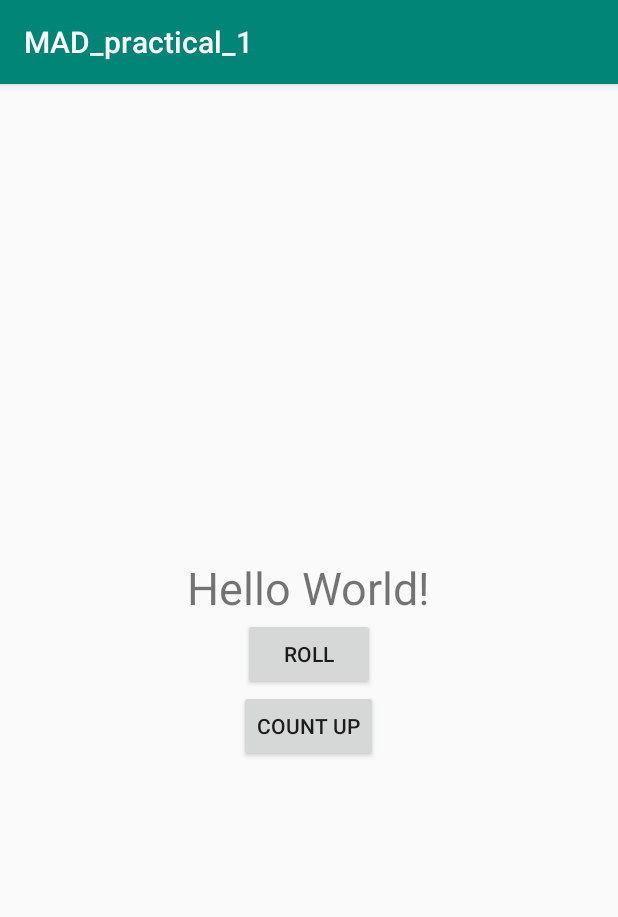
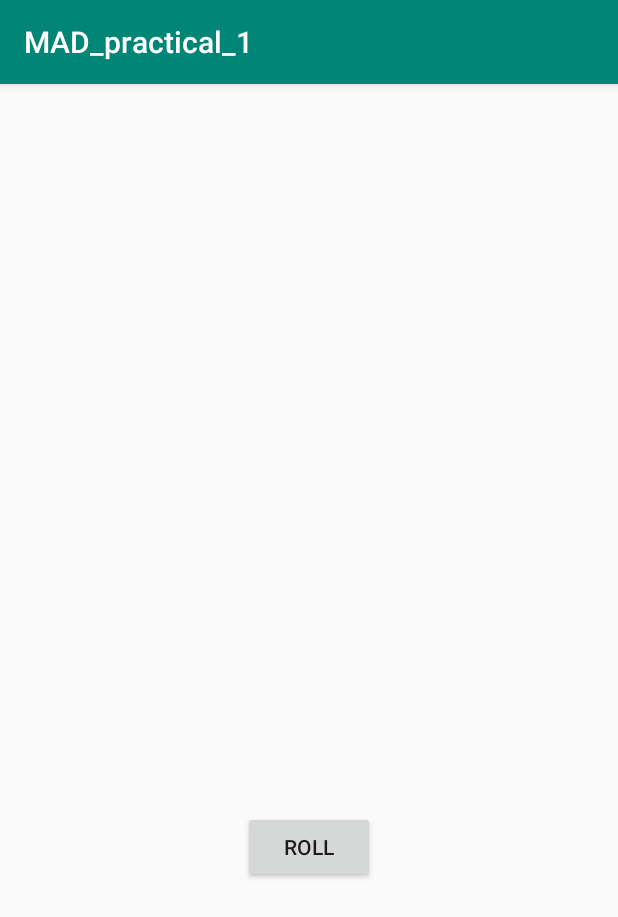
Before and after one commit to lzxuan/MAD_practical_1, an Android app: the screen it shows after launch (MainActivity), on a phone screen of 412 x 824 dp. Shown: the top 917 px of the screen. Run offline under Robolectric (Android 15) with nearby library versions, the phone set to English and light mode, and no system bars.

Commit message:
Second Commit

```diff
--- a/app/build.gradle
+++ b/app/build.gradle
@@ -9,7 +9,7 @@ android {
     buildToolsVersion "29.0.2"
     defaultConfig {
         applicationId "com.example.mad_practical_1"
-        minSdkVersion 15
+        minSdkVersion 19
         targetSdkVersion 28
         versionCode 1
         versionName "1.0"
--- a/app/src/main/java/com/example/mad_practical_1/MainActivity.kt
+++ b/app/src/main/java/com/example/mad_practical_1/MainActivity.kt
@@ -3,53 +3,37 @@ package com.example.mad_practical_1
 import androidx.appcompat.app.AppCompatActivity
 import android.os.Bundle
 import android.widget.Button
+import android.widget.ImageView
 import android.widget.TextView
-import android.widget.Toast
 
 class MainActivity : AppCompatActivity() {
+
+    lateinit var diceImage : ImageView
 
     override fun onCreate(savedInstanceState: Bundle?) {
         super.onCreate(savedInstanceState)
         setContentView(R.layout.activity_main)
 
+        diceImage = findViewById(R.id.dice_image)
+
         val rollButton: Button = findViewById(R.id.roll_button)
         rollButton.setOnClickListener { rollDice() }
-
-        val countUpButton: Button = findViewById(R.id.countup_button)
-        countUpButton.setOnClickListener { countUp() }
     }
 
     private fun rollDice() {
-        //Toast.makeText(this, "button clicked", Toast.LENGTH_SHORT).show()
-
-        val resultText: TextView = findViewById(R.id.result_text)
-        //resultText.text = "Dice Rolled!"
-
-        val randomInt = (1..6).random()
-        resultText.text = randomInt.toString()
-        Toast.makeText(this, "Dice Rolled!", Toast.LENGTH_SHORT).show()
+        setImage((1..6).random())
     }
 
-    private fun countUp() {
-        val resultText: TextView = findViewById(R.id.result_text)
-        val num = resultText.text.toString().toIntOrNull()
-
-        if (num == null) {
-            resultText.text = "1"
-        } else if (num < 6) {
-            resultText.text = (num + 1).toString()
+    private fun setImage(int: Int) {
+        val drawableResource = when (int) {
+            1 -> R.drawable.dice_1
+            2 -> R.drawable.dice_2
+            3 -> R.drawable.dice_3
+            4 -> R.drawable.dice_4
+            5 -> R.drawable.dice_5
+            else -> R.drawable.dice_6
         }
 
-        //Sample Answer
-        /*if (resultText.text == "Hello world!") {
-            resultText.text = "1"
-        } else {
-            var resultInt = resultText.text.toString().toInt()
-
-            if (resultInt < 6) {
-                resultInt++
-                resultText.text = resultInt.toString()
-            }
-        }*/
+        diceImage.setImageResource(drawableResource)
     }
 }
--- /dev/null
+++ b/app/src/main/res/drawable/dice_1.xml
@@ -0,0 +1,66 @@
+<!--
+  ~ Copyright 2018, The Android Open Source Project
+  ~
+  ~ Licensed under the Apache License, Version 2.0 (the "License");
+  ~ you may not use this file except in compliance with the License.
+  ~ You may obtain a copy of the License at
+  ~
+  ~     http://www.apache.org/licenses/LICENSE-2.0
+  ~
+  ~ Unless required by applicable law or agreed to in writing, software
+  ~ distributed under the License is distributed on an "AS IS" BASIS,
+  ~ WITHOUT WARRANTIES OR CONDITIONS OF ANY KIND, either express or implied.
+  ~ See the License for the specific language governing permissions and
+  ~ limitations under the License.
+  -->
+
+<vector xmlns:android="http://schemas.android.com/apk/res/android"
+    android:width="200dp"
+    android:height="250dp"
+    android:viewportWidth="800"
+    android:viewportHeight="1000">
+    <path
+        android:fillAlpha="0.5"
+        android:fillColor="#eee"
+        android:pathData="M740.8,635.42c-68.27,90.47 -249.77,201.76 -316,240.63a50.7,50.7 0,0 1,-49.93 0.81c-64.19,-35 -234.09,-133.88 -315.65,-242a14.69,14.69 0,0 1,-0.12 -17.49c77.58,-106.29 159.67,-258.89 341.06,-258.89 182,0 242.19,139.08 340.27,258.88A14.62,14.62 0,0 1,740.8 635.42Z"
+        android:strokeAlpha="0.5" />
+    <path
+        android:fillColor="#bdbdbd"
+        android:pathData="M704.9,630l-294.29,191.06l0,-340.85l294.29,-191.06l0,340.85z" />
+    <path
+        android:fillColor="#e0e0e0"
+        android:pathData="M97.59,630l294.29,191.06l0,-340.85l-294.29,-191.06l0,340.85z" />
+    <path
+        android:fillColor="#f5f5f5"
+        android:pathData="M400.14,464.73l-293.19,-191.45l293.19,-156.31l295.39,156.31l-295.39,191.45z" />
+    <path
+        android:fillColor="#eee"
+        android:pathData="M106.95,273.28l-9.36,15.87l294.29,191.06l8.26,-15.48l-293.19,-191.45z" />
+    <path
+        android:fillColor="#e0e0e0"
+        android:pathData="M695.53,273.28l9.37,15.87l-294.29,191.06l-10.47,-15.48l295.39,-191.45z" />
+    <path
+        android:fillColor="#eee"
+        android:pathData="M391.88,480.21h18.73v340.85h-18.73z" />
+    <path
+        android:fillColor="#f5f5f5"
+        android:pathData="M400.14,464.73l-8.26,15.48l18.73,0l-10.47,-15.48z" />
+    <path
+        android:fillColor="#78c257"
+        android:pathData="M397.45,297.62a16.9,28.71 97.07,1 0,4.16 -33.54a16.9,28.71 97.07,1 0,-4.16 33.54z" />
+    <path
+        android:fillColor="#78c257"
+        android:pathData="M297.17,539.02a30.12,16.11 53.82,1 0,26.01 -19.02a30.12,16.11 53.82,1 0,-26.01 19.02z" />
+    <path
+        android:fillColor="#78c257"
+        android:pathData="M161.96,588.24a30.12,16.11 53.82,1 0,26.01 -19.02a30.12,16.11 53.82,1 0,-26.01 19.02z" />
+    <path
+        android:fillColor="#78c257"
+        android:pathData="M551.15,579.45a30.12,16.11 126.18,1 0,35.56 -48.62a30.12,16.11 126.18,1 0,-35.56 48.62z" />
+    <path
+        android:fillColor="#78c257"
+        android:pathData="M469.12,549.58a30.12,16.11 126.18,1 0,35.56 -48.62a30.12,16.11 126.18,1 0,-35.56 48.62z" />
+    <path
+        android:fillColor="#78c257"
+        android:pathData="M633.17,609.29a30.12,16.11 126.18,1 0,35.56 -48.62a30.12,16.11 126.18,1 0,-35.56 48.62z" />
+</vector>
--- /dev/null
+++ b/app/src/main/res/drawable/dice_2.xml
@@ -0,0 +1,66 @@
+<!--
+  ~ Copyright 2018, The Android Open Source Project
+  ~
+  ~ Licensed under the Apache License, Version 2.0 (the "License");
+  ~ you may not use this file except in compliance with the License.
+  ~ You may obtain a copy of the License at
+  ~
+  ~     http://www.apache.org/licenses/LICENSE-2.0
+  ~
+  ~ Unless required by applicable law or agreed to in writing, software
+  ~ distributed under the License is distributed on an "AS IS" BASIS,
+  ~ WITHOUT WARRANTIES OR CONDITIONS OF ANY KIND, either express or implied.
+  ~ See the License for the specific language governing permissions and
+  ~ limitations under the License.
+  -->
+
+<vector xmlns:android="http://schemas.android.com/apk/res/android"
+    android:width="200dp"
+    android:height="250dp"
+    android:viewportWidth="800"
+    android:viewportHeight="1000">
+    <path
+        android:fillAlpha="0.5"
+        android:fillColor="#eee"
+        android:pathData="M740.8,635.42c-68.27,90.47 -249.77,201.76 -316,240.63a50.7,50.7 0,0 1,-49.93 0.81c-64.19,-35 -234.09,-133.88 -315.65,-242a14.69,14.69 0,0 1,-0.12 -17.49c77.58,-106.29 159.67,-258.89 341.06,-258.89 182,0 242.19,139.08 340.27,258.88A14.62,14.62 0,0 1,740.8 635.42Z"
+        android:strokeAlpha="0.5" />
+    <path
+        android:fillColor="#bdbdbd"
+        android:pathData="M704.9,630l-294.29,191.06l0,-340.85l294.29,-191.06l0,340.85z" />
+    <path
+        android:fillColor="#e0e0e0"
+        android:pathData="M97.59,630l294.29,191.06l0,-340.85l-294.29,-191.06l0,340.85z" />
+    <path
+        android:fillColor="#f5f5f5"
+        android:pathData="M400.14,464.73l-293.19,-191.45l293.19,-156.31l295.39,156.31l-295.39,191.45z" />
+    <path
+        android:fillColor="#eee"
+        android:pathData="M106.95,273.28l-9.36,15.87l294.29,191.06l8.26,-15.48l-293.19,-191.45z" />
+    <path
+        android:fillColor="#e0e0e0"
+        android:pathData="M695.53,273.28l9.37,15.87l-294.29,191.06l-10.47,-15.48l295.39,-191.45z" />
+    <path
+        android:fillColor="#eee"
+        android:pathData="M391.88,480.21h18.73v340.85h-18.73z" />
+    <path
+        android:fillColor="#f5f5f5"
+        android:pathData="M400.14,464.73l-8.26,15.48l18.73,0l-10.47,-15.48z" />
+    <path
+        android:fillColor="#78c257"
+        android:pathData="M520.85,303.25a16.9,28.71 97.07,1 0,4.16 -33.54a16.9,28.71 97.07,1 0,-4.16 33.54z" />
+    <path
+        android:fillColor="#78c257"
+        android:pathData="M273.33,291.99a16.9,28.71 97.07,1 0,4.16 -33.54a16.9,28.71 97.07,1 0,-4.16 33.54z" />
+    <path
+        android:fillColor="#78c257"
+        android:pathData="M229.56,563.64a30.12,16.11 53.82,1 0,26.01 -19.02a30.12,16.11 53.82,1 0,-26.01 19.02z" />
+    <path
+        android:fillColor="#78c257"
+        android:pathData="M311.58,533.77a30.12,16.11 53.82,1 0,26.01 -19.02a30.12,16.11 53.82,1 0,-26.01 19.02z" />
+    <path
+        android:fillColor="#78c257"
+        android:pathData="M147.54,593.49a30.12,16.11 53.82,1 0,26.01 -19.02a30.12,16.11 53.82,1 0,-26.01 19.02z" />
+    <path
+        android:fillColor="#78c257"
+        android:pathData="M551.15,579.45a30.12,16.11 126.18,1 0,35.56 -48.62a30.12,16.11 126.18,1 0,-35.56 48.62z" />
+</vector>
--- /dev/null
+++ b/app/src/main/res/drawable/dice_3.xml
@@ -0,0 +1,66 @@
+<!--
+  ~ Copyright 2018, The Android Open Source Project
+  ~
+  ~ Licensed under the Apache License, Version 2.0 (the "License");
+  ~ you may not use this file except in compliance with the License.
+  ~ You may obtain a copy of the License at
+  ~
+  ~     http://www.apache.org/licenses/LICENSE-2.0
+  ~
+  ~ Unless required by applicable law or agreed to in writing, software
+  ~ distributed under the License is distributed on an "AS IS" BASIS,
+  ~ WITHOUT WARRANTIES OR CONDITIONS OF ANY KIND, either express or implied.
+  ~ See the License for the specific language governing permissions and
+  ~ limitations under the License.
+  -->
+
+<vector xmlns:android="http://schemas.android.com/apk/res/android"
+    android:width="200dp"
+    android:height="250dp"
+    android:viewportWidth="800"
+    android:viewportHeight="1000">
+    <path
+        android:fillAlpha="0.5"
+        android:fillColor="#eee"
+        android:pathData="M740.8,635.42c-68.27,90.47 -249.77,201.76 -316,240.63a50.7,50.7 0,0 1,-49.93 0.81c-64.19,-35 -234.09,-133.88 -315.65,-242a14.69,14.69 0,0 1,-0.12 -17.49c77.58,-106.29 159.67,-258.89 341.06,-258.89 182,0 242.19,139.08 340.27,258.88A14.62,14.62 0,0 1,740.8 635.42Z"
+        android:strokeAlpha="0.5" />
+    <path
+        android:fillColor="#bdbdbd"
+        android:pathData="M704.9,630l-294.29,191.06l0,-340.85l294.29,-191.06l0,340.85z" />
+    <path
+        android:fillColor="#e0e0e0"
+        android:pathData="M97.59,630l294.29,191.06l0,-340.85l-294.29,-191.06l0,340.85z" />
+    <path
+        android:fillColor="#f5f5f5"
+        android:pathData="M400.14,464.73l-293.19,-191.45l293.19,-156.31l295.39,156.31l-295.39,191.45z" />
+    <path
+        android:fillColor="#eee"
+        android:pathData="M106.95,273.28l-9.36,15.87l294.29,191.06l8.26,-15.48l-293.19,-191.45z" />
+    <path
+        android:fillColor="#e0e0e0"
+        android:pathData="M695.53,273.28l9.37,15.87l-294.29,191.06l-10.47,-15.48l295.39,-191.45z" />
+    <path
+        android:fillColor="#eee"
+        android:pathData="M391.88,480.21h18.73v340.85h-18.73z" />
+    <path
+        android:fillColor="#f5f5f5"
+        android:pathData="M400.14,464.73l-8.26,15.48l18.73,0l-10.47,-15.48z" />
+    <path
+        android:fillColor="#78c257"
+        android:pathData="M398.11,297.62a16.9,28.71 97.07,1 0,4.16 -33.54a16.9,28.71 97.07,1 0,-4.16 33.54z" />
+    <path
+        android:fillColor="#78c257"
+        android:pathData="M548.27,304.46a16.9,28.71 97.07,1 0,4.16 -33.54a16.9,28.71 97.07,1 0,-4.16 33.54z" />
+    <path
+        android:fillColor="#78c257"
+        android:pathData="M247.95,290.79a16.9,28.71 97.07,1 0,4.16 -33.54a16.9,28.71 97.07,1 0,-4.16 33.54z" />
+    <path
+        android:fillColor="#78c257"
+        android:pathData="M229.56,563.64a30.12,16.11 53.82,1 0,26.01 -19.02a30.12,16.11 53.82,1 0,-26.01 19.02z" />
+    <path
+        android:fillColor="#78c257"
+        android:pathData="M483.54,554.83a30.12,16.11 126.18,1 0,35.56 -48.62a30.12,16.11 126.18,1 0,-35.56 48.62z" />
+    <path
+        android:fillColor="#78c257"
+        android:pathData="M618.75,604.04a30.12,16.11 126.18,1 0,35.56 -48.62a30.12,16.11 126.18,1 0,-35.56 48.62z" />
+</vector>
--- /dev/null
+++ b/app/src/main/res/drawable/dice_4.xml
@@ -0,0 +1,69 @@
+<!--
+  ~ Copyright 2018, The Android Open Source Project
+  ~
+  ~ Licensed under the Apache License, Version 2.0 (the "License");
+  ~ you may not use this file except in compliance with the License.
+  ~ You may obtain a copy of the License at
+  ~
+  ~     http://www.apache.org/licenses/LICENSE-2.0
+  ~
+  ~ Unless required by applicable law or agreed to in writing, software
+  ~ distributed under the License is distributed on an "AS IS" BASIS,
+  ~ WITHOUT WARRANTIES OR CONDITIONS OF ANY KIND, either express or implied.
+  ~ See the License for the specific language governing permissions and
+  ~ limitations under the License.
+  -->
+
+<vector xmlns:android="http://schemas.android.com/apk/res/android"
+    android:width="200dp"
+    android:height="250dp"
+    android:viewportWidth="800"
+    android:viewportHeight="1000">
+    <path
+        android:fillAlpha="0.5"
+        android:fillColor="#eee"
+        android:pathData="M740.8,635.42c-68.27,90.47 -249.77,201.76 -316,240.63a50.7,50.7 0,0 1,-49.93 0.81c-64.19,-35 -234.09,-133.88 -315.65,-242a14.69,14.69 0,0 1,-0.12 -17.49c77.58,-106.29 159.67,-258.89 341.06,-258.89 182,0 242.19,139.08 340.27,258.88A14.62,14.62 0,0 1,740.8 635.42Z"
+        android:strokeAlpha="0.5" />
+    <path
+        android:fillColor="#bdbdbd"
+        android:pathData="M704.9,630l-294.29,191.06l0,-340.85l294.29,-191.06l0,340.85z" />
+    <path
+        android:fillColor="#e0e0e0"
+        android:pathData="M97.59,630l294.29,191.06l0,-340.85l-294.29,-191.06l0,340.85z" />
+    <path
+        android:fillColor="#f5f5f5"
+        android:pathData="M400.14,464.73l-293.19,-191.45l293.19,-156.31l295.39,156.31l-295.39,191.45z" />
+    <path
+        android:fillColor="#eee"
+        android:pathData="M106.95,273.28l-9.36,15.87l294.29,191.06l8.26,-15.48l-293.19,-191.45z" />
+    <path
+        android:fillColor="#e0e0e0"
+        android:pathData="M695.53,273.28l9.37,15.87l-294.29,191.06l-10.47,-15.48l295.39,-191.45z" />
+    <path
+        android:fillColor="#eee"
+        android:pathData="M391.88,480.21h18.73v340.85h-18.73z" />
+    <path
+        android:fillColor="#f5f5f5"
+        android:pathData="M400.14,464.73l-8.26,15.48l18.73,0l-10.47,-15.48z" />
+    <path
+        android:fillColor="#78c257"
+        android:pathData="M530.08,303.65a16.9,28.71 97.07,1 0,4.16 -33.54a16.9,28.71 97.07,1 0,-4.16 33.54z" />
+    <path
+        android:fillColor="#78c257"
+        android:pathData="M389.68,218.17a16.9,28.71 97.07,1 0,4.16 -33.54a16.9,28.71 97.07,1 0,-4.16 33.54z" />
+    <path
+        android:fillColor="#78c257"
+        android:pathData="M405.35,377.09a16.9,28.71 97.07,1 0,4.16 -33.54a16.9,28.71 97.07,1 0,-4.16 33.54z" />
+    <path
+        android:fillColor="#78c257"
+        android:pathData="M264.95,291.6a16.9,28.71 97.07,1 0,4.16 -33.54a16.9,28.71 97.07,1 0,-4.16 33.54z" />
+    <path
+        android:fillColor="#78c257"
+        android:pathData="M297.17,541.59a30.12,16.11 53.82,1 0,26.01 -19.02a30.12,16.11 53.82,1 0,-26.01 19.02z" />
+    <path
+        android:fillColor="#78c257"
+        android:pathData="M161.96,590.81a30.12,16.11 53.82,1 0,26.01 -19.02a30.12,16.11 53.82,1 0,-26.01 19.02z" />
+    <path
+        android:fillColor="#78c257"
+        android:pathData="M551.15,579.45a30.12,16.11 126.18,1 0,35.56 -48.62a30.12,16.11 126.18,1 0,-35.56 48.62z" />
+</vector>
--- /dev/null
+++ b/app/src/main/res/drawable/dice_5.xml
@@ -0,0 +1,75 @@
+<!--
+  ~ Copyright 2018, The Android Open Source Project
+  ~
+  ~ Licensed under the Apache License, Version 2.0 (the "License");
+  ~ you may not use this file except in compliance with the License.
+  ~ You may obtain a copy of the License at
+  ~
+  ~     http://www.apache.org/licenses/LICENSE-2.0
+  ~
+  ~ Unless required by applicable law or agreed to in writing, software
+  ~ distributed under the License is distributed on an "AS IS" BASIS,
+  ~ WITHOUT WARRANTIES OR CONDITIONS OF ANY KIND, either express or implied.
+  ~ See the License for the specific language governing permissions and
+  ~ limitations under the License.
+  -->
+
+<vector xmlns:android="http://schemas.android.com/apk/res/android"
+    android:width="200dp"
+    android:height="250dp"
+    android:viewportWidth="800"
+    android:viewportHeight="1000">
+    <path
+        android:fillAlpha="0.5"
+        android:fillColor="#eee"
+        android:pathData="M740.8,635.42c-68.27,90.47 -249.77,201.76 -316,240.63a50.7,50.7 0,0 1,-49.93 0.81c-64.19,-35 -234.09,-133.88 -315.65,-242a14.69,14.69 0,0 1,-0.12 -17.49c77.58,-106.29 159.67,-258.89 341.06,-258.89 182,0 242.19,139.08 340.27,258.88A14.62,14.62 0,0 1,740.8 635.42Z"
+        android:strokeAlpha="0.5" />
+    <path
+        android:fillColor="#bdbdbd"
+        android:pathData="M704.9,630l-294.29,191.06l0,-340.85l294.29,-191.06l0,340.85z" />
+    <path
+        android:fillColor="#e0e0e0"
+        android:pathData="M97.59,630l294.29,191.06l0,-340.85l-294.29,-191.06l0,340.85z" />
+    <path
+        android:fillColor="#f5f5f5"
+        android:pathData="M400.14,464.73l-293.19,-191.45l293.19,-156.31l295.39,156.31l-295.39,191.45z" />
+    <path
+        android:fillColor="#eee"
+        android:pathData="M106.95,273.28l-9.36,15.87l294.29,191.06l8.26,-15.48l-293.19,-191.45z" />
+    <path
+        android:fillColor="#e0e0e0"
+        android:pathData="M695.53,273.28l9.37,15.87l-294.29,191.06l-10.47,-15.48l295.39,-191.45z" />
+    <path
+        android:fillColor="#eee"
+        android:pathData="M391.88,480.21h18.73v340.85h-18.73z" />
+    <path
+        android:fillColor="#f5f5f5"
+        android:pathData="M400.14,464.73l-8.26,15.48l18.73,0l-10.47,-15.48z" />
+    <path
+        android:fillColor="#78c257"
+        android:pathData="M397.05,297.63a16.9,28.71 97.07,1 0,4.16 -33.54a16.9,28.71 97.07,1 0,-4.16 33.54z" />
+    <path
+        android:fillColor="#78c257"
+        android:pathData="M547.21,304.45a16.9,28.71 97.07,1 0,4.16 -33.54a16.9,28.71 97.07,1 0,-4.16 33.54z" />
+    <path
+        android:fillColor="#78c257"
+        android:pathData="M388.17,207.62a16.9,28.71 97.07,1 0,4.16 -33.54a16.9,28.71 97.07,1 0,-4.16 33.54z" />
+    <path
+        android:fillColor="#78c257"
+        android:pathData="M405.93,387.62a16.9,28.71 97.07,1 0,4.16 -33.54a16.9,28.71 97.07,1 0,-4.16 33.54z" />
+    <path
+        android:fillColor="#78c257"
+        android:pathData="M246.89,290.79a16.9,28.71 97.07,1 0,4.16 -33.54a16.9,28.71 97.07,1 0,-4.16 33.54z" />
+    <path
+        android:fillColor="#78c257"
+        android:pathData="M229.56,563.64a30.12,16.11 53.82,1 0,26.01 -19.02a30.12,16.11 53.82,1 0,-26.01 19.02z" />
+    <path
+        android:fillColor="#78c257"
+        android:pathData="M551.15,579.45a30.12,16.11 126.18,1 0,35.56 -48.62a30.12,16.11 126.18,1 0,-35.56 48.62z" />
+    <path
+        android:fillColor="#78c257"
+        android:pathData="M469.12,549.58a30.12,16.11 126.18,1 0,35.56 -48.62a30.12,16.11 126.18,1 0,-35.56 48.62z" />
+    <path
+        android:fillColor="#78c257"
+        android:pathData="M633.17,609.29a30.12,16.11 126.18,1 0,35.56 -48.62a30.12,16.11 126.18,1 0,-35.56 48.62z" />
+</vector>
--- /dev/null
+++ b/app/src/main/res/drawable/dice_6.xml
@@ -0,0 +1,81 @@
+<!--
+  ~ Copyright 2018, The Android Open Source Project
+  ~
+  ~ Licensed under the Apache License, Version 2.0 (the "License");
+  ~ you may not use this file except in compliance with the License.
+  ~ You may obtain a copy of the License at
+  ~
+  ~     http://www.apache.org/licenses/LICENSE-2.0
+  ~
+  ~ Unless required by applicable law or agreed to in writing, software
+  ~ distributed under the License is distributed on an "AS IS" BASIS,
+  ~ WITHOUT WARRANTIES OR CONDITIONS OF ANY KIND, either express or implied.
+  ~ See the License for the specific language governing permissions and
+  ~ limitations under the License.
+  -->
+
+<vector xmlns:android="http://schemas.android.com/apk/res/android"
+    android:width="200dp"
+    android:height="250dp"
+    android:viewportWidth="800"
+    android:viewportHeight="1000">
+    <path
+        android:fillAlpha="0.5"
+        android:fillColor="#eee"
+        android:pathData="M740.8,635.42c-68.27,90.47 -249.77,201.76 -316,240.63a50.7,50.7 0,0 1,-49.93 0.81c-64.19,-35 -234.09,-133.88 -315.65,-242a14.69,14.69 0,0 1,-0.12 -17.49c77.58,-106.29 159.67,-258.89 341.06,-258.89 182,0 242.19,139.08 340.27,258.88A14.62,14.62 0,0 1,740.8 635.42Z"
+        android:strokeAlpha="0.5" />
+    <path
+        android:fillColor="#bdbdbd"
+        android:pathData="M704.9,630l-294.29,191.06l0,-340.85l294.29,-191.06l0,340.85z" />
+    <path
+        android:fillColor="#e0e0e0"
+        android:pathData="M97.59,630l294.29,191.06l0,-340.85l-294.29,-191.06l0,340.85z" />
+    <path
+        android:fillColor="#f5f5f5"
+        android:pathData="M400.14,464.73l-293.19,-191.45l293.19,-156.31l295.39,156.31l-295.39,191.45z" />
+    <path
+        android:fillColor="#eee"
+        android:pathData="M106.95,273.28l-9.36,15.87l294.29,191.06l8.26,-15.48l-293.19,-191.45z" />
+    <path
+        android:fillColor="#e0e0e0"
+        android:pathData="M695.53,273.28l9.37,15.87l-294.29,191.06l-10.47,-15.48l295.39,-191.45z" />
+    <path
+        android:fillColor="#eee"
+        android:pathData="M391.88,480.21h18.73v340.85h-18.73z" />
+    <path
+        android:fillColor="#f5f5f5"
+        android:pathData="M400.14,464.73l-8.26,15.48l18.73,0l-10.47,-15.48z" />
+    <path
+        android:fillColor="#78c257"
+        android:pathData="M326.53,254.89a16.9,28.71 97.07,1 0,4.16 -33.54a16.9,28.71 97.07,1 0,-4.16 33.54z" />
+    <path
+        android:fillColor="#78c257"
+        android:pathData="M537.57,298.78a16.9,28.71 97.07,1 0,4.16 -33.54a16.9,28.71 97.07,1 0,-4.16 33.54z" />
+    <path
+        android:fillColor="#78c257"
+        android:pathData="M397.17,213.3a16.9,28.71 97.07,1 0,4.16 -33.54a16.9,28.71 97.07,1 0,-4.16 33.54z" />
+    <path
+        android:fillColor="#78c257"
+        android:pathData="M396.31,381.95a16.9,28.71 97.07,1 0,4.16 -33.54a16.9,28.71 97.07,1 0,-4.16 33.54z" />
+    <path
+        android:fillColor="#78c257"
+        android:pathData="M255.91,296.47a16.9,28.71 97.07,1 0,4.16 -33.54a16.9,28.71 97.07,1 0,-4.16 33.54z" />
+    <path
+        android:fillColor="#78c257"
+        android:pathData="M466.93,340.37a16.9,28.71 97.07,1 0,4.16 -33.54a16.9,28.71 97.07,1 0,-4.16 33.54z" />
+    <path
+        android:fillColor="#78c257"
+        android:pathData="M230,563.64a30.12,16.11 53.82,1 0,26.01 -19.02a30.12,16.11 53.82,1 0,-26.01 19.02z" />
+    <path
+        android:fillColor="#78c257"
+        android:pathData="M312.02,533.78a30.12,16.11 53.82,1 0,26.01 -19.02a30.12,16.11 53.82,1 0,-26.01 19.02z" />
+    <path
+        android:fillColor="#78c257"
+        android:pathData="M147.96,593.48a30.12,16.11 53.82,1 0,26.01 -19.02a30.12,16.11 53.82,1 0,-26.01 19.02z" />
+    <path
+        android:fillColor="#78c257"
+        android:pathData="M483.54,554.83a30.12,16.11 126.18,1 0,35.56 -48.62a30.12,16.11 126.18,1 0,-35.56 48.62z" />
+    <path
+        android:fillColor="#78c257"
+        android:pathData="M618.75,604.04a30.12,16.11 126.18,1 0,35.56 -48.62a30.12,16.11 126.18,1 0,-35.56 48.62z" />
+</vector>
--- /dev/null
+++ b/app/src/main/res/drawable/empty_dice.xml
@@ -0,0 +1,27 @@
+<!--
+  ~ Copyright 2018, The Android Open Source Project
+  ~
+  ~ Licensed under the Apache License, Version 2.0 (the "License");
+  ~ you may not use this file except in compliance with the License.
+  ~ You may obtain a copy of the License at
+  ~
+  ~     http://www.apache.org/licenses/LICENSE-2.0
+  ~
+  ~ Unless required by applicable law or agreed to in writing, software
+  ~ distributed under the License is distributed on an "AS IS" BASIS,
+  ~ WITHOUT WARRANTIES OR CONDITIONS OF ANY KIND, either express or implied.
+  ~ See the License for the specific language governing permissions and
+  ~ limitations under the License.
+  -->
+
+<vector xmlns:android="http://schemas.android.com/apk/res/android"
+    android:width="200dp"
+    android:height="250dp"
+    android:viewportWidth="800"
+    android:viewportHeight="1000">
+
+    <path
+        android:fillColor="#00000000"
+        android:pathData="M0,0l0,0z" />
+
+</vector>
--- a/app/src/main/res/layout/activity_main.xml
+++ b/app/src/main/res/layout/activity_main.xml
@@ -1,6 +1,7 @@
 <?xml version="1.0" encoding="utf-8"?>
 <LinearLayout
     xmlns:android="http://schemas.android.com/apk/res/android"
+    xmlns:app="http://schemas.android.com/apk/res-auto"
     xmlns:tools="http://schemas.android.com/tools"
     android:layout_width="match_parent"
     android:layout_height="wrap_content"
@@ -8,13 +9,13 @@
     android:layout_gravity="center_vertical"
     tools:context=".MainActivity">
 
-    <TextView
-        android:id="@+id/result_text"
+    <ImageView
+        android:id="@+id/dice_image"
         android:layout_width="wrap_content"
         android:layout_height="wrap_content"
         android:layout_gravity="center_horizontal"
-        android:textSize="30sp"
-        android:text="Hello World!" />
+        android:src="@drawable/empty_dice"
+        tools:src="@drawable/dice_1" />
 
     <Button
         android:id="@+id/roll_button"
@@ -23,11 +24,4 @@
         android:layout_gravity="center_horizontal"
         android:text="@string/roll_label" />
 
-    <Button
-        android:id="@+id/countup_button"
-        android:layout_width="wrap_content"
-        android:layout_height="wrap_content"
-        android:layout_gravity="center_horizontal"
-        android:text="@string/countup_label" />
-
 </LinearLayout>
```
